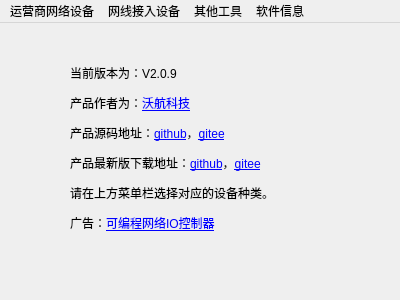
Old version of the form mainwindow/mainwindow.ui in the repository worldflyingct/setdevicetool.
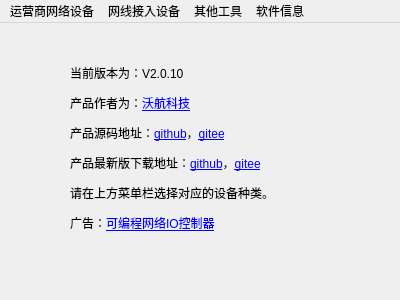
New version of the form. Icons and pictures are not drawn.

Commit message: 将烧录速度改为921600

What changed in the file:
```diff
--- a/mainwindow/mainwindow.ui
+++ b/mainwindow/mainwindow.ui
@@ -31,7 +31,7 @@
      </rect>
     </property>
     <property name="text">
-     <string>&lt;html&gt;&lt;head/&gt;&lt;body&gt;&lt;p&gt;当前版本为：V2.0.9&lt;/p&gt;&lt;p&gt;产品作者为：&lt;a href=&quot;https://www.worldflying.cn&quot;&gt;&lt;span style=&quot; text-decoration: underline; color:#0000ff;&quot;&gt;沃航科技&lt;/span&gt;&lt;/a&gt;&lt;/p&gt;&lt;p&gt;产品源码地址：&lt;a href=&quot;https://github.com/worldflyingct/setdevicetool&quot;&gt;&lt;span style=&quot; text-decoration: underline; color:#0000ff;&quot;&gt;github&lt;/span&gt;&lt;/a&gt;，&lt;a href=&quot;https://gitee.com/worldflying/setdevicetool&quot;&gt;&lt;span style=&quot; text-decoration: underline; color:#0000ff;&quot;&gt;gitee&lt;/span&gt;&lt;/a&gt;&lt;/p&gt;&lt;p&gt;产品最新版下载地址：&lt;a href=&quot;https://github.com/worldflyingct/setdevicetool/releases&quot;&gt;&lt;span style=&quot; text-decoration: underline; color:#0000ff;&quot;&gt;github&lt;/span&gt;&lt;/a&gt;，&lt;a href=&quot;https://gitee.com/worldflying/setdevicetool/releases&quot;&gt;&lt;span style=&quot; text-decoration: underline; color:#0000ff;&quot;&gt;gitee&lt;/span&gt;&lt;/a&gt;&lt;/p&gt;&lt;p&gt;请在上方菜单栏选择对应的设备种类。&lt;/p&gt;&lt;p&gt;广告：&lt;a href=&quot;https://www.worldflying.cn/product-type-programio.html&quot;&gt;&lt;span style=&quot; text-decoration: underline; color:#0000ff;&quot;&gt;可编程网络IO控制器&lt;/span&gt;&lt;/a&gt;&lt;/p&gt;&lt;/body&gt;&lt;/html&gt;</string>
+     <string>&lt;html&gt;&lt;head/&gt;&lt;body&gt;&lt;p&gt;当前版本为：V2.0.10&lt;/p&gt;&lt;p&gt;产品作者为：&lt;a href=&quot;https://www.worldflying.cn&quot;&gt;&lt;span style=&quot; text-decoration: underline; color:#0000ff;&quot;&gt;沃航科技&lt;/span&gt;&lt;/a&gt;&lt;/p&gt;&lt;p&gt;产品源码地址：&lt;a href=&quot;https://github.com/worldflyingct/setdevicetool&quot;&gt;&lt;span style=&quot; text-decoration: underline; color:#0000ff;&quot;&gt;github&lt;/span&gt;&lt;/a&gt;，&lt;a href=&quot;https://gitee.com/worldflying/setdevicetool&quot;&gt;&lt;span style=&quot; text-decoration: underline; color:#0000ff;&quot;&gt;gitee&lt;/span&gt;&lt;/a&gt;&lt;/p&gt;&lt;p&gt;产品最新版下载地址：&lt;a href=&quot;https://github.com/worldflyingct/setdevicetool/releases&quot;&gt;&lt;span style=&quot; text-decoration: underline; color:#0000ff;&quot;&gt;github&lt;/span&gt;&lt;/a&gt;，&lt;a href=&quot;https://gitee.com/worldflying/setdevicetool/releases&quot;&gt;&lt;span style=&quot; text-decoration: underline; color:#0000ff;&quot;&gt;gitee&lt;/span&gt;&lt;/a&gt;&lt;/p&gt;&lt;p&gt;请在上方菜单栏选择对应的设备种类。&lt;/p&gt;&lt;p&gt;广告：&lt;a href=&quot;https://www.worldflying.cn/product-type-programio.html&quot;&gt;&lt;span style=&quot; text-decoration: underline; color:#0000ff;&quot;&gt;可编程网络IO控制器&lt;/span&gt;&lt;/a&gt;&lt;/p&gt;&lt;/body&gt;&lt;/html&gt;</string>
     </property>
     <property name="openExternalLinks">
      <bool>true</bool>
```
The commit also changes 1 other file.
